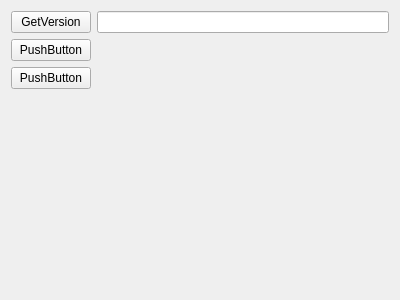
Old version of the form demos/mopidybasicclient/corewidget.ui in the repository EmuxEvans/libmopiqy.
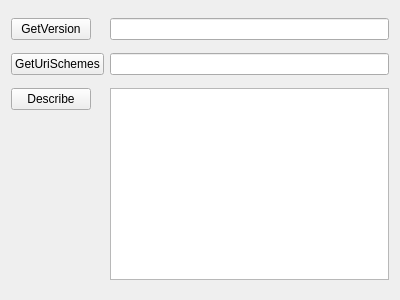
New version of the form.

Diff of the .ui file:
```diff
--- a/demos/mopidybasicclient/corewidget.ui
+++ b/demos/mopidybasicclient/corewidget.ui
@@ -29,32 +29,25 @@
      <item row="1" column="0">
       <widget class="QPushButton" name="pushButton_2">
        <property name="text">
-        <string>PushButton</string>
+        <string>GetUriSchemes</string>
        </property>
       </widget>
      </item>
      <item row="2" column="0">
       <widget class="QPushButton" name="pushButton_3">
        <property name="text">
-        <string>PushButton</string>
+        <string>Describe</string>
        </property>
       </widget>
      </item>
+     <item row="1" column="1">
+      <widget class="QLineEdit" name="leGetUriSchemes"/>
+     </item>
+     <item row="2" column="1">
+      <widget class="QPlainTextEdit" name="pteDescribe"/>
+     </item>
     </layout>
    </item>
-   <item>
-    <spacer name="verticalSpacer">
-     <property name="orientation">
-      <enum>Qt::Vertical</enum>
-     </property>
-     <property name="sizeHint" stdset="0">
-      <size>
-       <width>20</width>
-       <height>135</height>
-      </size>
-     </property>
-    </spacer>
-   </item>
   </layout>
  </widget>
  <resources/>
```
Left out of the diff: 4 changed lines with no effect on the pictures.
